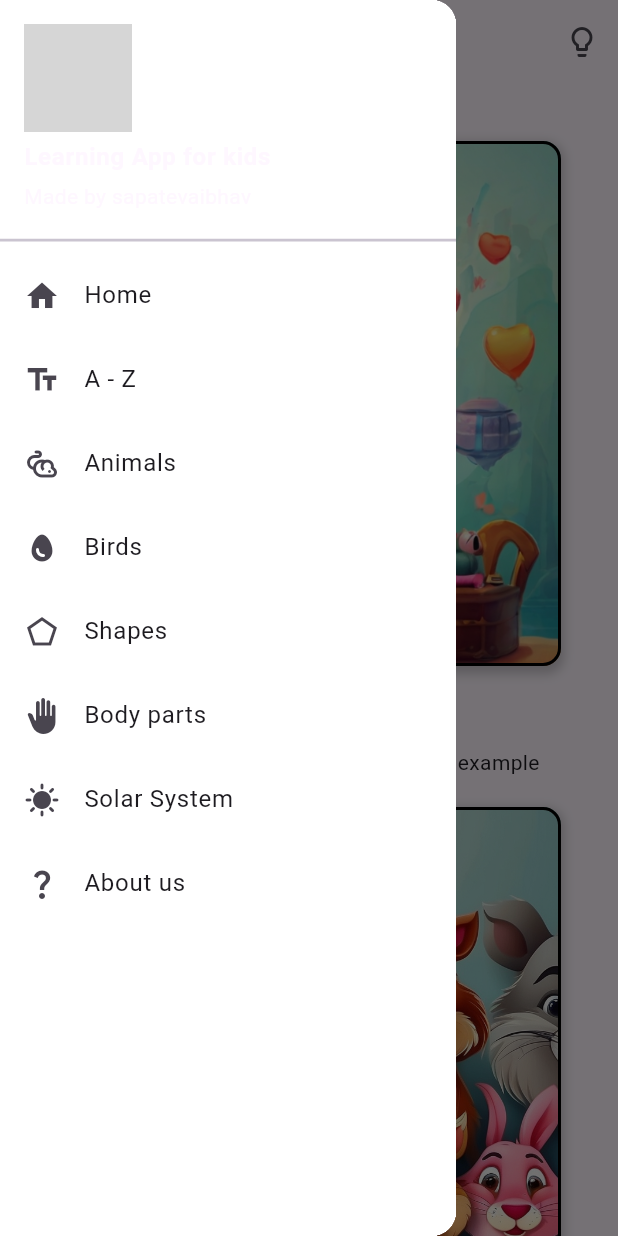
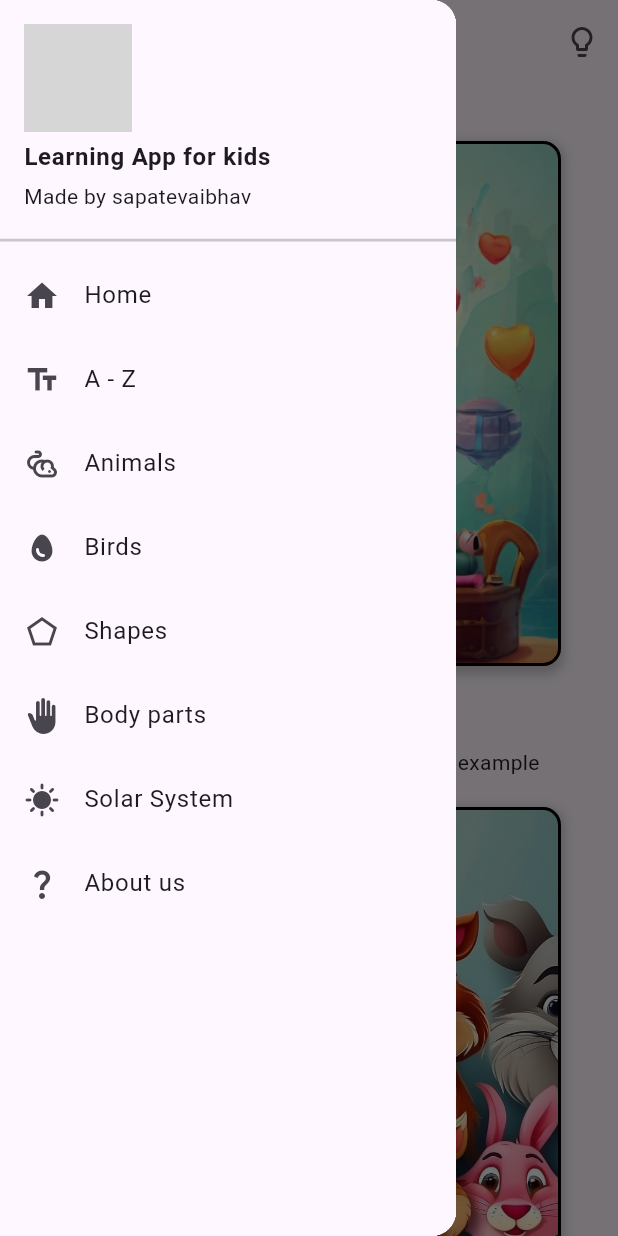
Before and after one commit to VaibhavCodeClub/learn, a Flutter app: the screen it shows after launch, with the side drawer open, on a phone screen of 412 x 824 dp. Run offline on Flutter 3.47's test engine with Material 3 defaults, Android fonts, the phone set to English and light mode, and no system bars; our stand-ins replace adaptive_theme, flutter_card_swiper, flutter_svg, flutter_tts, just_audio; grey boxes are pictures that could not be loaded.

Commit message:
made theme adaptive

```diff
--- a/lib/widgets/drawer.dart
+++ b/lib/widgets/drawer.dart
@@ -2,28 +2,34 @@ import 'package:flutter/material.dart';
 import 'package:learn/utils/routes.dart';
 
 class MyDrawer extends StatelessWidget {
-  const MyDrawer({super.key});
+  const MyDrawer({Key? key}) : super(key: key);
 
   @override
   Widget build(BuildContext context) {
+    final theme = Theme.of(context);
+
     return Drawer(
       child: Container(
-        color: Colors.white,
+        color: theme.canvasColor,
         child: Column(
           children: [
-            const DrawerHeader(
+            DrawerHeader(
               padding: EdgeInsets.all(0),
-              decoration:
-                  BoxDecoration(color: Color.fromARGB(255, 255, 255, 255)),
+              decoration: BoxDecoration(color: theme.canvasColor),
               child: UserAccountsDrawerHeader(
                 margin: EdgeInsets.all(0),
-                decoration:
-                    BoxDecoration(color: Color.fromARGB(255, 255, 255, 255)),
+                decoration: BoxDecoration(color: theme.canvasColor),
                 accountName: Text(
                   "Learning App for kids",
-                  style: TextStyle(fontWeight: FontWeight.bold),
+                  style: TextStyle(
+                      fontWeight: FontWeight.bold,
+                      color: theme.textTheme.headline6
+                          ?.color), // Use theme's text color
                 ),
-                accountEmail: Text("Made by sapatevaibhav"),
+                accountEmail: Text("Made by sapatevaibhav",
+                    style: TextStyle(
+                        color: theme.textTheme.bodyText1
+                            ?.color)), // Use theme's text color
                 currentAccountPicture: CircleAvatar(
                   backgroundImage: AssetImage("assets/images/dp.png"),
                 ),
@@ -35,6 +41,7 @@ class MyDrawer extends StatelessWidget {
               onTap: () {
                 Navigator.pushReplacementNamed(context, AllRoutes.homeRoute);
               },
+              context: context,
             ),
             _buildListTile(
               icon: Icons.text_fields,
@@ -42,6 +49,7 @@ class MyDrawer extends StatelessWidget {
               onTap: () {
                 Navigator.pushNamed(context, AllRoutes.atozRoute);
               },
+              context: context,
             ),
             _buildListTile(
               icon: Icons.pest_control_rodent_outlined,
@@ -49,6 +57,7 @@ class MyDrawer extends StatelessWidget {
               onTap: () {
                 Navigator.pushNamed(context, AllRoutes.animalRoute);
               },
+              context: context,
             ),
             _buildListTile(
               icon: Icons.egg,
@@ -56,6 +65,7 @@ class MyDrawer extends StatelessWidget {
               onTap: () {
                 Navigator.pushReplacementNamed(context, AllRoutes.birdsRoute);
               },
+              context: context,
             ),
             _buildListTile(
               icon: Icons.pentagon_outlined,
@@ -63,6 +73,7 @@ class MyDrawer extends StatelessWidget {
               onTap: () {
                 Navigator.pushReplacementNamed(context, AllRoutes.shapesRoute);
               },
+              context: context,
             ),
             _buildListTile(
               icon: Icons.back_hand_rounded,
@@ -70,6 +81,7 @@ class MyDrawer extends StatelessWidget {
               onTap: () {
                 Navigator.pushNamed(context, AllRoutes.partsRoute);
               },
+              context: context,
             ),
             _buildListTile(
               icon: Icons.sunny,
@@ -77,6 +89,7 @@ class MyDrawer extends StatelessWidget {
               onTap: () {
                 Navigator.pushReplacementNamed(context, AllRoutes.solarRoute);
               },
+              context: context,
             ),
             _buildListTile(
               icon: Icons.question_mark_outlined,
@@ -84,6 +97,7 @@ class MyDrawer extends StatelessWidget {
               onTap: () {
                 Navigator.pushNamed(context, AllRoutes.aboutRoute);
               },
+              context: context,
             ),
           ],
         ),
@@ -92,13 +106,17 @@ class MyDrawer extends StatelessWidget {
   }
 
   Widget _buildListTile({
+    required BuildContext context, // Receive the context here
     required IconData icon,
     required String title,
     required VoidCallback onTap,
   }) {
     return ListTile(
       leading: Icon(icon),
-      title: Text(title),
+      title: Text(
+        title,
+        style: TextStyle(color: Theme.of(context).textTheme.bodyText1?.color),
+      ),
       onTap: onTap,
     );
   }
```
